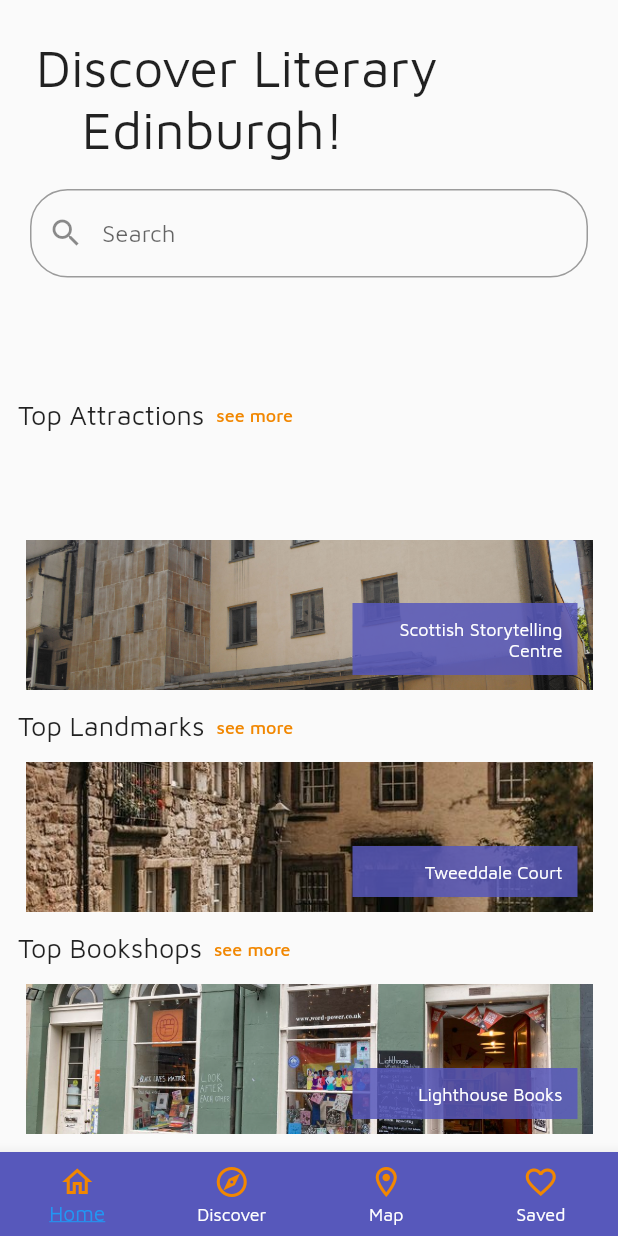
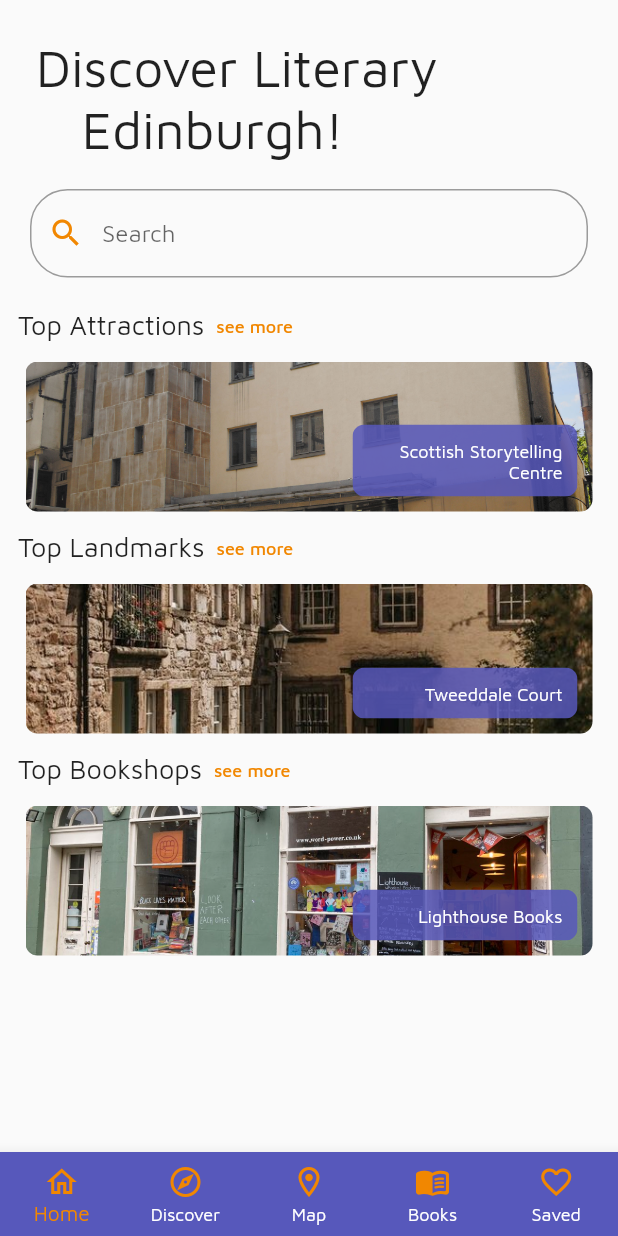
Before and after one commit to CordiiT14/edinburgh_literary_companion, a Flutter app: the screen it shows after launch, on a phone screen of 412 x 824 dp. Run offline on Flutter 3.47's test engine with Material 2 defaults, Android fonts, the phone set to English and light mode, and no system bars; drawn by our look-alikes of carousel_slider; our stand-ins replace google_maps_flutter.

Commit message:
added theme for font, added new book icon to navigation, changed color of map marker

```diff
--- a/lib/components/carousel.dart
+++ b/lib/components/carousel.dart
@@ -46,13 +46,18 @@ class Carousel extends StatelessWidget {
                               ),
                             );
                           },
+                           child: ClipRRect(
+                             borderRadius: BorderRadius.circular(8),
                              child: Image.asset('assets/${location.image}',
                           fit: BoxFit.cover, //image covers expands to stack
+                          ),
                            ),
                         ),
                         Positioned(
                             bottom: 10,
                             right: 10,
+                            child: ClipRRect(
+                              borderRadius: BorderRadius.circular(8),
                               child: Container(
                                 width: 150,
                                 color: const Color.fromRGBO(87, 88, 187, 0.85),
@@ -63,6 +68,7 @@ class Carousel extends StatelessWidget {
                                   style: const TextStyle(
                                     fontSize: 12,
                                     color: Colors.white,
+                                  ),
                                 ),
                               ),
                             ),
--- a/lib/components/navigationBar.dart
+++ b/lib/components/navigationBar.dart
@@ -12,15 +12,9 @@ class Navigation extends StatefulWidget {
 
 
 class _Navigation extends State<Navigation> {
-  //keeping track of selected item: bottomNavigationBar items is  a list of bottomNavigationBarItems
-  // int _selectedIndex = 0;
-
 
   // changes the current active/selected item in navbar
   void _onItemTapped(int index){
-    // setState((){
-    //   _selectedIndex = index;
-    // });
     if (index == 0){
       Navigator.of(context).pushReplacementNamed(_pages[index]);
     } else {
@@ -33,6 +27,7 @@ class _Navigation extends State<Navigation> {
     '/home',
     '/browse',
     '/map',
+    '/book'
     '/saved',
   ];
 
@@ -41,11 +36,11 @@ class _Navigation extends State<Navigation> {
   Widget build(BuildContext context) {
     return BottomNavigationBar(
         type: BottomNavigationBarType.fixed,
-        backgroundColor: const Color.fromRGBO(87, 88, 187, 9.0),
-        selectedLabelStyle: TextStyle(
-          decoration: TextDecoration.underline,
-        ),
-        // selectedItemColor: Colors.yellowAccent,
+        backgroundColor: const Color.fromRGBO(87, 88, 187, 1),
+        // selectedLabelStyle: TextStyle(
+        //   decoration: TextDecoration.underline,
+        // ),
+        selectedItemColor: Color.fromRGBO(241, 135, 1, 1),
         unselectedItemColor: Colors.white,
         items: const <BottomNavigationBarItem>[
           BottomNavigationBarItem(
@@ -70,6 +65,13 @@ class _Navigation extends State<Navigation> {
             label: 'Map',
           ),
           BottomNavigationBarItem(
+            icon: Icon(
+              Icons.menu_book_rounded,
+              color: Color.fromRGBO(241, 135, 1, 1),
+            ),
+            label: 'Books',
+          ),
+          BottomNavigationBarItem(
               icon: Icon(
                 Icons.favorite_border_outlined,
                 color: Color.fromRGBO(241, 135, 1, 1),
--- a/lib/main.dart
+++ b/lib/main.dart
@@ -39,11 +39,9 @@ class EdinLit extends StatelessWidget {
       //app theme
       theme: ThemeData(
           fontFamily: 'MavenPro',
-          primaryColor: const Color.fromRGBO(87, 88, 187, 9.0),
-        textTheme: const TextTheme(
-          headline1: TextStyle(fontSize: 35.0, fontWeight: FontWeight.bold),
-          headline2: TextStyle(fontSize: 18.0, fontWeight: FontWeight.bold),
-          bodyText2: TextStyle(fontSize: 14.0),
+        colorScheme: ColorScheme.fromSwatch().copyWith(
+            primary: const Color.fromRGBO(87, 88, 187, 9.0),
+            secondary: const Color.fromRGBO(241, 135, 1, 1),
         ),
 
       ),
--- a/lib/pages/browse.dart
+++ b/lib/pages/browse.dart
@@ -66,12 +66,9 @@ class _BrowseState extends State<Browse> {
                     hintText: 'Search',
                     prefixIcon: Icon(
                       Icons.search,
-                      // TODO Fix colour here
+                      color: Color.fromRGBO(241, 135, 1, 1),
                     ),
                     border: OutlineInputBorder(
-                        borderSide: BorderSide(
-                            // TODO And fix colour here
-                            ),
                         borderRadius: BorderRadius.all(Radius.circular(25.0))),
                   ),
                 ),
--- a/lib/pages/home.dart
+++ b/lib/pages/home.dart
@@ -86,12 +86,9 @@ class _HomeState extends State<Home> {
                       hintText: 'Search',
                       prefixIcon: Icon(
                         Icons.search,
-                        // TODO Fix colour here
+                        color: Color.fromRGBO(241, 135, 1, 1),
                       ),
                       border: OutlineInputBorder(
-                          borderSide: BorderSide(
-                              // TODO And fix colour here
-                              ),
                           borderRadius:
                               BorderRadius.all(Radius.circular(25.0))),
                     ),
@@ -100,8 +97,7 @@ class _HomeState extends State<Home> {
               ),
 
               // TOP ATTRACTIONS SECTION
-              Expanded(
-                child: Row(
+                Row(
                   // Containing Attractions section heading and see more button
                   children: [
                     const Text(
@@ -123,10 +119,12 @@ class _HomeState extends State<Home> {
                     ),
                   ],
                 ),
-              ),
+
 
               // ATTRACTION CAROUSEL
+
               Carousel(topAttractions),
+
 
               // TOP LANDMARKS SECTION
               Row(
@@ -151,6 +149,7 @@ class _HomeState extends State<Home> {
                     ),
                   ],
                 ),
+
 
               //LANDMARKS CAROUSEL
               Carousel(topLandmarks),
--- a/lib/pages/view_map.dart
+++ b/lib/pages/view_map.dart
@@ -37,9 +37,10 @@ class _ViewMapState extends State<ViewMap> {
         }
         if (location.category.index == 1) { // Is location a landmark?
           return BitmapDescriptor.defaultMarkerWithHue(
-              BitmapDescriptor.hueGreen);
+              BitmapDescriptor.hueViolet);
         }
-        return BitmapDescriptor.defaultMarker; // Is location a bookshop?
+        return BitmapDescriptor.defaultMarkerWithHue(
+            BitmapDescriptor.hueRose); // Is location a bookshop?
       } // end of iconColour
 
 
```
Lines whose indentation alone changed are shown as unchanged.
